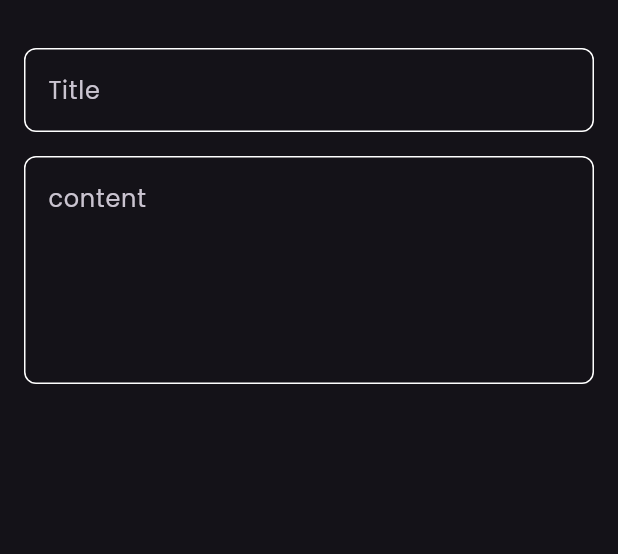
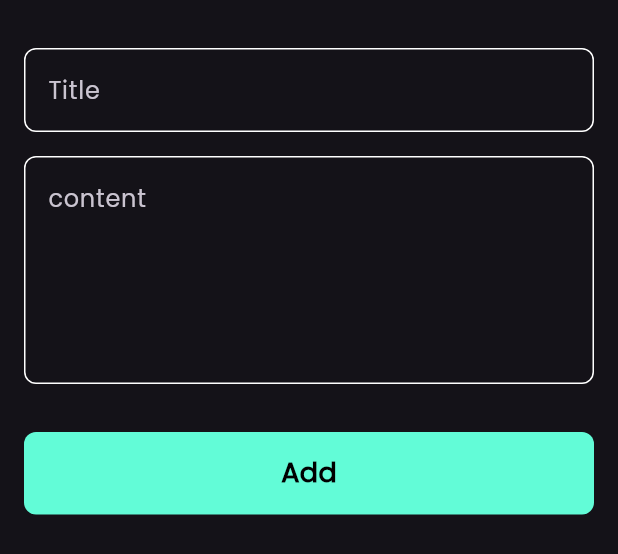
Before and after one commit to Yousef-Al-Zeer/note_app, a Flutter app: the AddNoteBottomSheet widget shown alone on an empty page, opened directly, on a phone screen of 412 x 824 dp. Shown: the top 554 px of the screen. Run offline on Flutter 3.47's test engine with Material 3 defaults, Android fonts, the phone set to English and light mode, and no system bars; our stand-ins replace font_awesome_flutter.

Commit message:
finish note bottom sheet

```diff
--- a/lib/views/widgets/add_note_bottom_sheet.dart
+++ b/lib/views/widgets/add_note_bottom_sheet.dart
@@ -1,4 +1,6 @@
 import 'package:flutter/material.dart';
+import 'package:note_app/constants.dart';
+import 'package:note_app/views/widgets/custom_button.dart';
 import 'package:note_app/views/widgets/custom_text_field.dart';
 
 class AddNoteBottomSheet extends StatelessWidget {
@@ -8,6 +10,7 @@ class AddNoteBottomSheet extends StatelessWidget {
   Widget build(BuildContext context) {
     return const Padding(
       padding: const EdgeInsets.symmetric(horizontal: 16),
+      child: SingleChildScrollView(
         child: Column(
           children: [
             SizedBox(
@@ -23,7 +26,15 @@ class AddNoteBottomSheet extends StatelessWidget {
               hint: "content",
               maxLines: 5,
             ),
+            SizedBox(
+              height: 32,
+            ),
+            CustomButton(),
+            SizedBox(
+              height: 16,
+            )
           ],
+        ),
       ),
     );
   }
--- /dev/null
+++ b/lib/views/widgets/custom_button.dart
@@ -0,0 +1,28 @@
+import 'package:flutter/material.dart';
+import 'package:note_app/constants.dart';
+
+class CustomButton extends StatelessWidget {
+  const CustomButton({super.key});
+
+  @override
+  Widget build(BuildContext context) {
+    return Container(
+      width: MediaQuery.of(context).size.width,
+      height: 55,
+      decoration: BoxDecoration(
+        color: kPrimaryColor,
+        borderRadius: BorderRadius.circular(8),
+      ),
+      child: Center(
+        child: Text(
+          "Add",
+          style: TextStyle(
+            color: Colors.black,
+            fontSize: 18,
+            fontWeight: FontWeight.bold,
+          ),
+        ),
+      ),
+    );
+  }
+}
```
Lines whose indentation alone changed are shown as unchanged.
